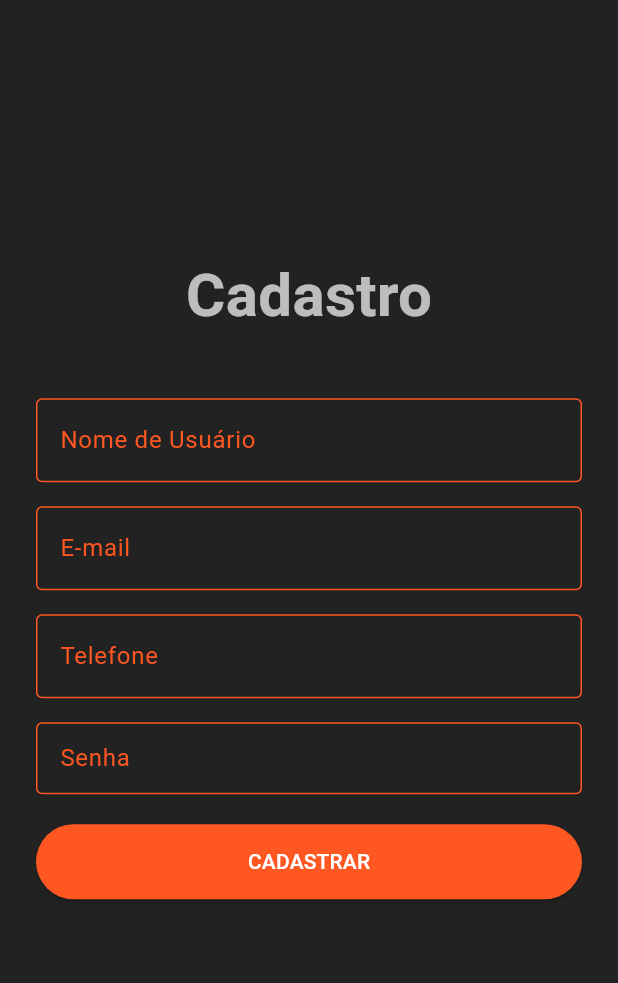
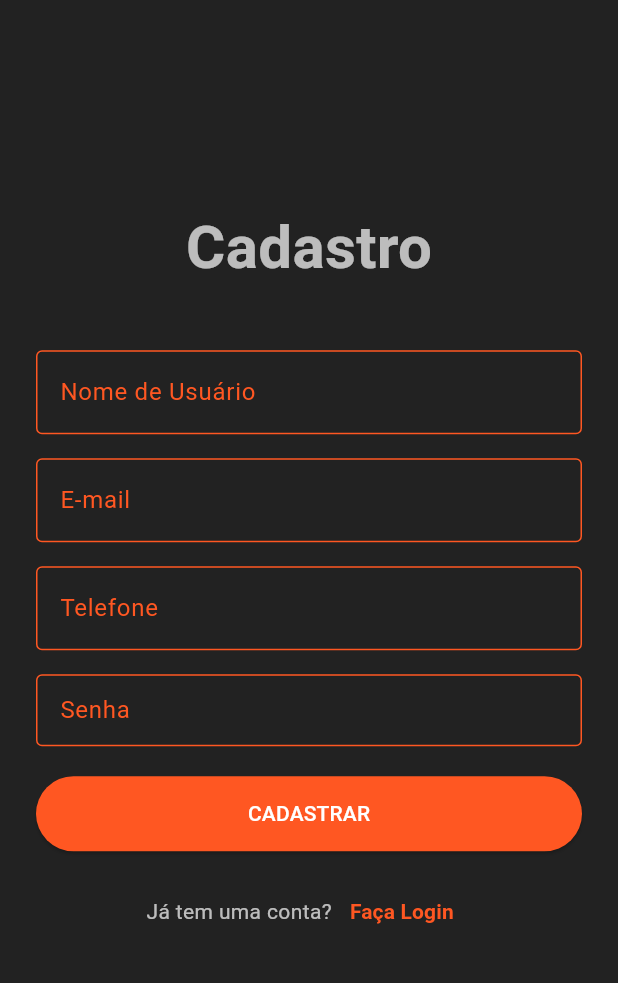
Before and after one commit to Yumetzu/taverna_do_pato, a Flutter app: the screen it shows after launch, on a phone screen of 412 x 824 dp, the part 84-1067 px from its top. Run offline on Flutter 3.47's test engine with Material 3 defaults, Android fonts, the phone set to English and light mode, and no system bars.

Commit message:
feat: Ajuste na validação RegExp dos formularios, criação de botão para a tela de login

```diff
--- a/lib/tela_cadastro.dart
+++ b/lib/tela_cadastro.dart
@@ -1,4 +1,6 @@
 import 'package:flutter/material.dart';
+import 'package:flutter/services.dart';
+import 'package:taverna/tela_login.dart';
 
 class TelaCadastro extends StatefulWidget {
   const TelaCadastro({super.key});
@@ -62,11 +64,17 @@ class _TelaCadastroState extends State<TelaCadastro> {
                         borderSide: BorderSide(color: Colors.deepOrange),
                       ),
                       focusedBorder: OutlineInputBorder(
-                        borderSide: BorderSide(color: Colors.orange),
+                        borderSide: BorderSide(color: Colors.amber),
                       ),
                     ),
                     validator: (valor) {
                       if (valor == null || valor.isEmpty) return 'Digite seu nome';
+
+                      final userRegExp = RegExp(r'^[a-zA-Z0-9]{5,}$');
+
+                      if (!userRegExp.hasMatch(valor)) {
+                        return 'O usuário deve ter mais de 4 caracteres (apenas letras e números)';
+                      }
                       return null;
                     },
                   ),
@@ -83,11 +91,18 @@ class _TelaCadastroState extends State<TelaCadastro> {
                         borderSide: BorderSide(color: Colors.deepOrange)
                       ),
                       focusedBorder: OutlineInputBorder(
-                        borderSide: BorderSide(color: Colors.white),
+                        borderSide: BorderSide(color: Colors.amber),
                       )
                     ),
                     validator: (valor) {
                       if (valor == null || valor.isEmpty) return 'Digite seu E-mail';
+
+                      final emailRegExp = RegExp(r'^[a-zA-Z][\w-\.]*@([\w-]+\.)+[\w-]{2,4}$');
+
+                      if (!emailRegExp.hasMatch(valor)) {
+                        return 'E-mail deve começar com letra e ser válido (ex: pato@taverna.com)';
+                      }
+                      return null;
                       return null;
                     },
                   ),
@@ -96,6 +111,10 @@ class _TelaCadastroState extends State<TelaCadastro> {
                   TextFormField(
                     controller: _telefoneController,
                     keyboardType: TextInputType.phone,
+                    inputFormatters: [
+                      FilteringTextInputFormatter.digitsOnly,
+                      LengthLimitingTextInputFormatter(11),
+                    ],
                     style: const TextStyle(color: Colors.white70),
                     decoration: const InputDecoration(
                       labelText: 'Telefone',
@@ -104,11 +123,17 @@ class _TelaCadastroState extends State<TelaCadastro> {
                         borderSide: BorderSide(color: Colors.deepOrange)
                       ),
                       focusedBorder: OutlineInputBorder(
-                        borderSide: BorderSide(color: Colors.white),
+                        borderSide: BorderSide(color: Colors.amber),
                       )
                     ),
                     validator: (valor) {
                       if (valor == null || valor.isEmpty) return 'Digite seu Telefone';
+
+                      final telefoneRegExp = RegExp(r'^[1-9]{2}9[0-9]{8}$');
+
+                      if (!telefoneRegExp.hasMatch(valor)) {
+                        return 'Telefone inválido (use DDD + 9 + número)';
+                      }
                       return null;
                     }
                   ),
@@ -130,9 +155,19 @@ class _TelaCadastroState extends State<TelaCadastro> {
                         borderSide: BorderSide(color: Colors.deepOrange),
                       ),
                       focusedBorder: OutlineInputBorder(
-                        borderSide: BorderSide(color: Colors.orangeAccent),
+                        borderSide: BorderSide(color: Colors.amber),
                       )
-                    )
+                    ),
+                      validator: (valor) {
+                        if (valor == null || valor.isEmpty) return 'Digite sua senha';
+
+                        final senhaRegExp = RegExp(r'^(?=.*[A-Z])(?=.*[0-9])(?=.*[!@#\$&*~]).{8,}$');
+
+                        if (!senhaRegExp.hasMatch(valor)) {
+                          return 'A senha deve ter 8+ caracteres, 1 maiúscula, 1 número e 1 símbolo (!@#\$&*~)';
+                        }
+                        return null;
+                      }
                   ),
                   const SizedBox(height: 20),
                   SizedBox(
@@ -151,6 +186,31 @@ class _TelaCadastroState extends State<TelaCadastro> {
                       child: const Text("CADASTRAR"),
                     ),
                   ),
+                  const SizedBox(height: 16),
+                  Row(
+                    mainAxisAlignment: MainAxisAlignment.center,
+                    children: [
+                      const Text(
+                        "Já tem uma conta?",
+                        style: TextStyle(color: Colors.white70),
+                      ),
+                      TextButton(
+                        onPressed: () {
+                          Navigator.pushReplacement(
+                            context,
+                            MaterialPageRoute(builder: (context) => TelaLogin()),
+                          );
+                        },
+                        child: const Text(
+                          "Faça Login",
+                          style: TextStyle(
+                            color: Colors.deepOrange,
+                            fontWeight: FontWeight.bold,
+                          ),
+                        ),
+                      ),
+                    ],
+                  ),
                 ],
               ),
             ),
```
